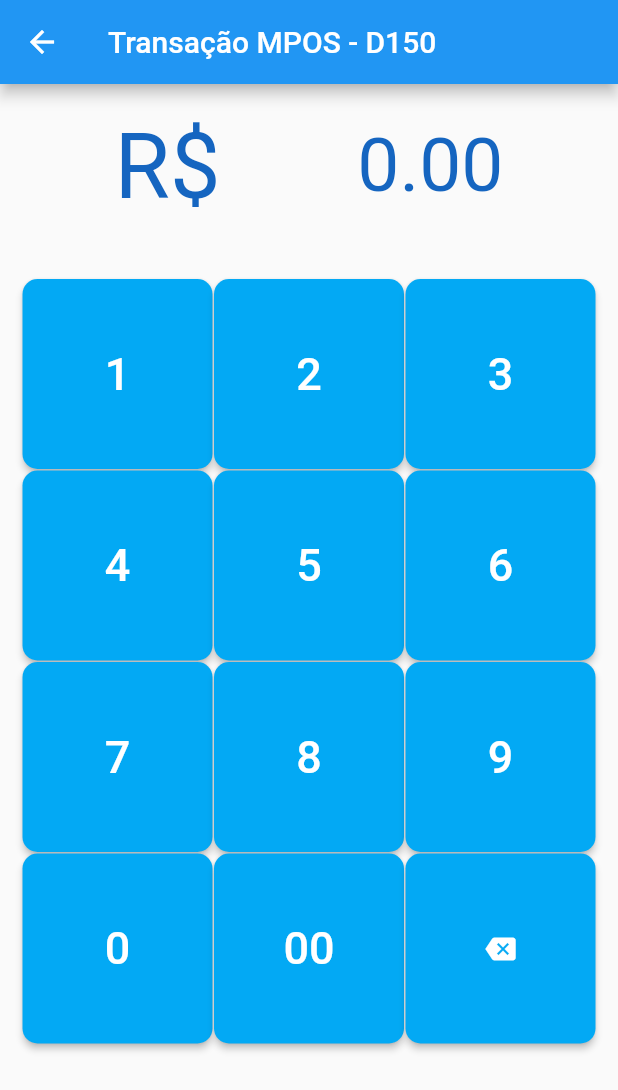
After one commit to paulosaldanha/flutter_mobx_crud, a Flutter app: the TransactionMposForm screen opened by its route, on a phone screen of 412 x 824 dp. The commit adds this screen. Shown: the top 1090 px of the screen. Run offline on Flutter 3.47's test engine with Material 2 defaults, Android fonts, the phone set to English and light mode, and no system bars; our stand-ins replace flushbar, flutter_mobx, flutter_typeahead, mobx, sqflite; missing offline and left inert: pagarme_mpos_flutter; accounts and stored records are empty; generated files the repository leaves out were written again.

Commit message:
Telas iniciais

```diff
--- /dev/null
+++ b/lib/src/components/build_Key_Item_widget.dart
@@ -0,0 +1,30 @@
+import 'package:estruturabasica/src/models/transaction_Mpos.dart';
+import 'package:flutter/material.dart';
+
+class BuildKeyItemWidget extends StatelessWidget {
+
+  final String val;
+  final transactionMpos;
+
+  BuildKeyItemWidget(this.val, this.transactionMpos);
+
+  @override
+  Widget build(BuildContext context) {
+    return  RaisedButton(
+      shape: RoundedRectangleBorder(
+        borderRadius: BorderRadius.circular(10.0),
+      ),
+      color: Colors.lightBlue,
+      onPressed: () {
+        transactionMpos.setCurrentValues(val);
+      },
+      child: Text(
+        val,
+        style: TextStyle(
+            fontSize: 30.0,
+            color: Colors.white
+        ),
+      ),
+    );
+  }
+}
--- a/lib/src/routes/router.dart
+++ b/lib/src/routes/router.dart
@@ -4,6 +4,7 @@ import 'package:estruturabasica/src/screens/pais/list.dart';
 import 'package:estruturabasica/src/screens/pais/pais_form.dart';
 import 'package:estruturabasica/src/screens/estado/estado_form.dart';
 import 'package:estruturabasica/src/screens/estado/estado_list.dart';
+import 'package:estruturabasica/src/screens/transaction/transaction_mpos_form.dart';
 import 'package:flutter/material.dart';
 
 //utilizando o arguments -> nomePage(arguments['id']);
@@ -17,7 +18,7 @@ RouteFactory rotas(){
       //
       switch (settings.name) {
         case HomeViewRoute:
-          screen = MyHomePage(title: "Escolinha");
+          screen = MyHomePage(title: "EcommerceBankPay");
           break;
         case ListPaisViewRoute:
           screen = ListPage();
@@ -31,8 +32,11 @@ RouteFactory rotas(){
         case CadEstadoViewRoute:
           screen = EstadoForm(estado:obj);
           break;
+        case TransactionCartaoMpos:
+          screen = TransactionMposForm();
+          break;
         default:
-          screen = MyHomePage(title: "Escolinha");
+          screen = MyHomePage(title: "EcommerceBankPay");
       }
       return MaterialPageRoute(builder: (BuildContext context) => screen);
     };
--- a/lib/src/routes/routing_constants.dart
+++ b/lib/src/routes/routing_constants.dart
@@ -6,3 +6,5 @@ const String CadPaisViewRoute = 'cadpais';
 //estado
 const String ListEstadoViewRoute = 'listestado';
 const String CadEstadoViewRoute = 'cadestado';
+//Mpos
+const String TransactionCartaoMpos = 'transactionMpos';
--- /dev/null
+++ b/lib/src/screens/transaction/transaction_mpos_form.dart
@@ -0,0 +1,119 @@
+import 'package:estruturabasica/src/components/build_Key_Item_widget.dart';
+import 'package:estruturabasica/src/controllers/transaction_mpos_controller.dart';
+import 'package:estruturabasica/src/models/transaction_Mpos.dart';
+import 'package:estruturabasica/src/screens/transaction/transaction_payment_method.dart';
+import 'package:flutter/cupertino.dart';
+import 'package:flutter/material.dart';
+import 'package:flutter_mobx/flutter_mobx.dart';
+
+class TransactionMposForm extends StatelessWidget {
+
+  final transactionMpos = TransactionMpos();
+  // PagarmeMpos mpos = new PagarmeMpos();
+  //
+  // Future<void> initPlatformState() async {
+  //   DeviceService device = new DeviceService(
+  //       deviceName: 'PAX-7L840180',
+  //       amount: 1000,
+  //       installments: 2,
+  //       paymentMethod: PaymentMethod.CreditCard,
+  //       mpos: mpos);
+  //   if (!mounted) return;
+  //
+  // }
+
+  @override
+  Widget build(BuildContext context) {
+    return Scaffold(
+      appBar: AppBar(
+        title: Text('Transação MPOS - D150'),
+      ),
+      body: Column(
+        children: [
+          Container(
+              padding: EdgeInsets.only(top: 20.0, bottom: 25.0),
+              child: Row(
+                mainAxisAlignment: MainAxisAlignment.spaceEvenly,
+                children: [
+                  Text(
+                    "R\$ ",
+                    style: TextStyle(fontSize: 60.0, color: Colors.blue[800]),
+                  ),
+                  Observer(
+                    builder: (_){
+                      return Text(
+                        '${transactionMpos.currentValues}',
+                        style: TextStyle(fontSize: 50.0, color: Colors.blue[800]),
+                      );
+                    },
+                  ),
+                ],
+              )),
+          Expanded(
+            child: GridView.count(
+              primary: false,
+              padding: const EdgeInsets.all(15),
+              crossAxisSpacing: 1,
+              mainAxisSpacing: 1,
+              crossAxisCount: 3,
+              children: <Widget>[
+                BuildKeyItemWidget("1", transactionMpos),
+                BuildKeyItemWidget("2", transactionMpos),
+                BuildKeyItemWidget("3", transactionMpos),
+                BuildKeyItemWidget("4", transactionMpos),
+                BuildKeyItemWidget("5", transactionMpos),
+                BuildKeyItemWidget("6", transactionMpos),
+                BuildKeyItemWidget("7", transactionMpos),
+                BuildKeyItemWidget("8", transactionMpos),
+                BuildKeyItemWidget("9", transactionMpos),
+                BuildKeyItemWidget("0", transactionMpos),
+                BuildKeyItemWidget("00", transactionMpos),
+                RaisedButton(
+                  shape: RoundedRectangleBorder(
+                    borderRadius: BorderRadius.circular(10.0),
+                  ),
+                  color: Colors.lightBlue,
+                  onPressed: () {
+                    transactionMpos.setCurrentValues("clear");
+                  },
+                  child: Icon(
+                    Icons.backspace,
+                    size: 20.0,
+                    color: Colors.white,
+                  ),
+                ),
+              ],
+            ),
+          ),
+          Container(
+            padding: EdgeInsets.only(bottom: 35.0),
+            child: Observer(
+              builder: (_){
+                return FlatButton(
+                  shape: RoundedRectangleBorder(
+                    borderRadius: BorderRadius.circular(10.0),
+                  ),
+                  color: Colors.blueAccent[400],
+                  textColor: Colors.white,
+                  padding: EdgeInsets.all(10.0),
+                  onPressed: transactionMpos.currentValues != "0.00" ?
+                      () {
+                    Navigator.of(context).push(
+                        MaterialPageRoute(builder: (context)=>TransactionPaymentMethod(transactionMpos))
+                    );
+                  } : null,
+                  child: Text(
+                    "Continuar".toUpperCase(),
+                    style: TextStyle(
+                      fontSize: 30.0,
+                    ),
+                  ),
+                );
+              },
+            ),
+          ),
+        ],
+      ),
+    );
+  }
+}
--- /dev/null
+++ b/lib/src/util/device_service.dart
@@ -0,0 +1,159 @@
+import 'dart:convert';
+
+import 'package:pagarme_mpos_flutter/pagarme_mpos_flutter.dart';
+import '../services/transaction_service.dart' as transaction;
+
+class DeviceService {
+
+  //TESTE
+  String apiKey = 'ak_test_ED7pkGAn73iTqzsEUAQxNK5J5GfFg6';
+  String encryptionKey = 'ek_test_b7DwzjOUXMWGXZq2A3qqBGd0vQxjDt';
+  //PROD
+  // String apiKey = 'ak_live_ziZ8rx6kvDtbeedxRAJtA9Yyc5sAZk';
+  // String encryptionKey = 'ek_live_MVoijflgvJcm7Nz2RHiyoCwuvogLqo';
+
+  PagarmeMpos mpos;
+  String transactionStatus;
+  int amount;
+  int installments;
+  PaymentMethod paymentMethod;
+  String deviceName;
+
+  DeviceService({this.deviceName, this.amount,this.installments, this.paymentMethod, this.mpos}) {
+    enableListeners();
+    mpos.createMpos(this.deviceName, this.encryptionKey);
+
+    mpos.events.listen((data) => {print(data)});
+    mpos.openConnection(true);
+  }
+
+  void enableListeners() {
+    mpos.events.listen((data) => this.addListeners(data));
+  }
+
+  void addListeners(data) {
+    if (data != null) {
+      if (data['method'] == 'onBluetoothConnected') {
+        mpos.initialize();
+        return;
+      }
+
+      if (data['method'] == 'onBluetoothDisconnected') {
+        setTransactionStatus('Lost bluetooth connection...');
+        return ;
+      }
+
+      if (data['method'] == 'onBluetoothErrored') {
+        setTransactionStatus('An error ocurred ${data['value']}');
+        return;
+      }
+
+      if (data['method'] == 'onReceiveInitialization') {
+        mpos.downloadEmvTablesToDevice(false);
+        setTransactionStatus('Checking for emv table updates...');
+        mpos.displayText('Aguarde processando...');
+        return;
+      }
+
+      if (data['method'] == 'onReceiveNotification') {
+        print('[${this.deviceName}] Sent notification: ${data['value']}');
+        return;
+      }
+
+      if (data['method'] == 'onReceiveTableUpdated') {
+        setTransactionStatus('Emv tables are up to date. Insert card...');
+        mpos.payAmount(this.amount, this.paymentMethod);
+        return;
+      }
+
+      if (data['method'] == 'onReceiveCardHash') {
+        mpos.displayText('PROCESSANDO...');
+        setTransactionStatus('Received card hash. Creating transaction...');
+        createTransaction(data['value']);
+        return;
+      }
+
+      if (data['method'] == 'onReceiveError') {
+        setTransactionStatus(null);
+        print('ERROR: An error ocurred: ' + data['value']);
+        mpos.close('ERROR - ' + data['value']);
+      }
+
+      if (data['method'] == 'onReceiveClose') {
+        // TBD
+        setTransactionStatus('onReceiveClose');
+      }
+
+      if (data['method'] == 'onReceiveOperationCancelled') {
+        // TBD
+        setTransactionStatus('onReceiveOperationCancelled');
+      }
+
+      if (data['method'] == 'onReceiveOperationCompleted') {
+        // TBD
+        setTransactionStatus('onReceiveOperationCompleted');
+      }
+
+      if (data['method'] == 'onReceiveFinishTransaction') {
+        setTransactionStatus('onReceiveFinishTransaction');
+        mpos.displayText("TRANSAÇÃO CONCLUÍDA");
+        mpos.close("TRANSAÇÃO CONCLUÍDA - RETIRE O CARTAO");
+      }
+    }
+  }
+
+  void createTransaction(String jsonResult) async {
+    dynamic result = json.decode(jsonResult);
+    Map<String, Object> metadata = Map();
+    metadata["nome"] = "Luiz";
+    metadata["valor"] = 12.0;
+    metadata["id_empresa"] = 29199;
+    metadata["id_usuario"] = 37539;
+    metadata["documento"] ="09976688903";
+
+    try {
+      dynamic mposTransaction = await transaction.createTransaction({
+        'amount': amount.toString(),
+        'installments': installments.toString(),
+        'api_key': this.apiKey,
+        'card_hash': result['cardHash'],
+        'metadata':json.encode(metadata),
+      });
+      onTransactionSuccess(
+          mposTransaction, result['shouldFinishTransaction'] == 'true');
+    } catch (error) {
+      onTransactionError(result['shouldFinishTransaction'] == 'true');
+      setTransactionStatus(null);
+    }
+  }
+
+  void setTransactionStatus(String status) {
+    this.transactionStatus = status;
+    print(status);
+  }
+
+  void onTransactionSuccess(transaction, bool shouldFinishTransaction) {
+    if (shouldFinishTransaction) {
+      mpos.finishTransaction(
+          true,
+          int.parse(transaction['acquirer_response_code']),
+          transaction['card_emv_response']);
+    } else {
+      mpos.displayText("Pagamento Aprovado");
+      mpos.close("TRANSAÇÃO APROVADA - RETIRE O CARTAO");
+      print('Success. Payment accepted.');
+    }
+  }
+
+  void onTransactionError(bool shouldFinishTransaction) {
+    if (shouldFinishTransaction) {
+      mpos.finishTransaction(false, 0, null);
+    } else {
+      mpos.displayText('Pagamento Recusado');
+      mpos.close("TRANSAÇÃO RECUSADA - RETIRE O CARTAO");
+      print('Failure. Payment refused.');
+    }
+
+    setTransactionStatus(null);
+  }
+}
--- a/pubspec.yaml
+++ b/pubspec.yaml
@@ -29,6 +29,12 @@ dependencies:
   flutter_mobx: ^0.3.6 #Integração do flutter com mobx. Automaticamente atualiza o observable quando muda
   flushbar: ^1.9.1 #SnackBar personalizada
   flutter_typeahead: ^1.8.0
+  pagarme_mpos_flutter: ^0.1.0
+  flutter_blue: 0.6.3+1
+  flutter_bluetooth_serial: ^0.0.4
+  http: ^0.12.0+4
+  build_runner: ^1.7.3
+  mobx_codegen: ^0.4.0+1
 
 dev_dependencies:
   flutter_test:
```
Also changed, not shown: lib/main.dart (+7 -8 lines), lib/src/controllers/transaction_mpos_controller.dart (added, +37 -0 lines), lib/src/models/transaction_Mpos.dart (added, +86 -0 lines), lib/src/screens/transaction/transaction_payment_method.dart (added, +32 -0 lines), lib/src/services/transaction_service.dart (added, +25 -0 lines), lib/src/controllers/transaction_mpos_controller.g.dart (added), lib/src/models/transaction_Mpos.g.dart (added), pubspec.lock, 4 other files.
